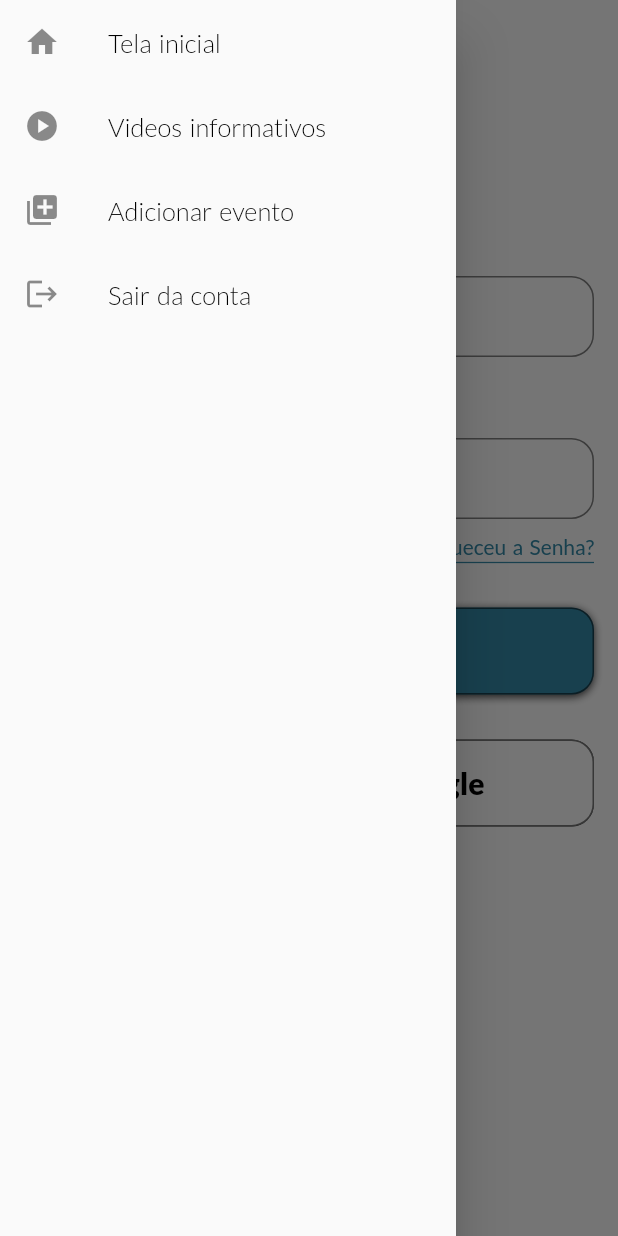
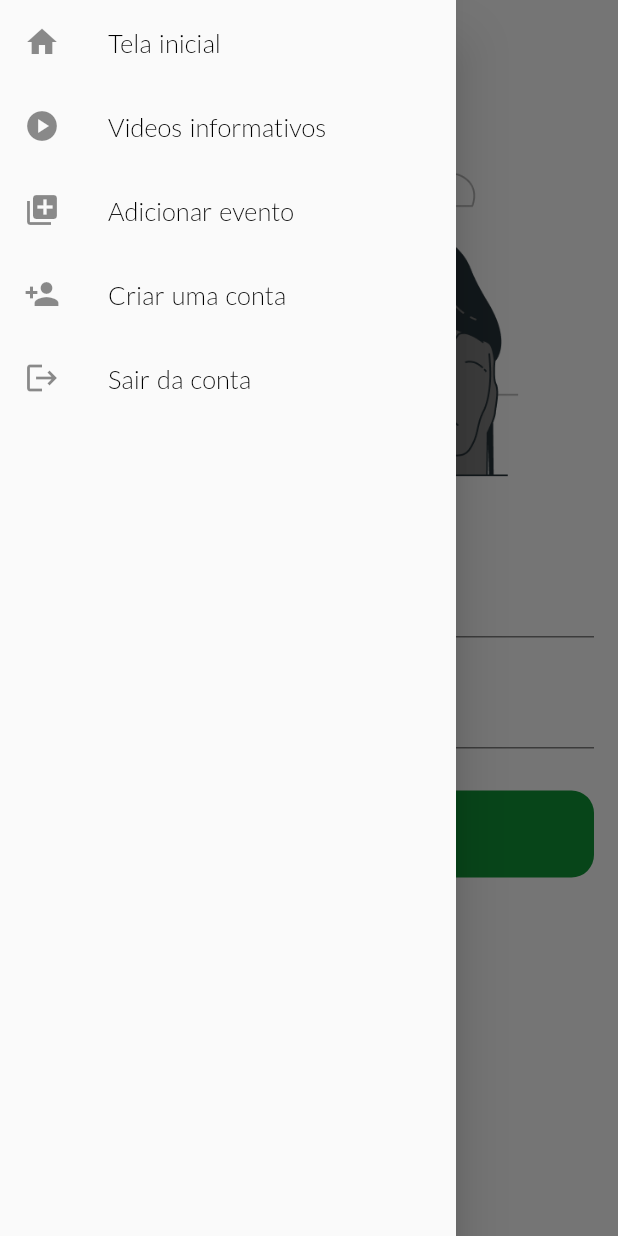
Before and after one commit to jpbrites/Nuceu-App, a Flutter app: the LoginScreen screen opened by its route, with the side drawer open, on a phone screen of 412 x 824 dp. Run offline on Flutter 3.47's test engine with Material 2 defaults, Android fonts, the light colour scheme and no system bars; our stand-ins replace cloud_firestore, email_validator, firebase_auth, firebase_core, fluttericon, font_awesome_flutter and 2 more; accounts and stored records are empty; network calls fail.

Commit message:
nova tela de login

```diff
--- a/lib/main.dart
+++ b/lib/main.dart
@@ -1,5 +1,6 @@
 import 'package:firebase_core/firebase_core.dart';
 import 'package:flutter/material.dart';
+import 'package:nuceu/view/screens/create_account_screen.dart';
 import 'package:nuceu/view/screens/detalhesDoEvento.dart';
 import 'package:nuceu/view/screens/home_screen.dart';
 import 'package:nuceu/view/screens/login_screen.dart';
@@ -37,7 +38,7 @@ class MyApp extends StatelessWidget {
         '/quem-somos': (context) => const QuemSomos(),
         '/videos-screen': (context) => VideosScreen(),
         '/edit-post-screen': (context) => EditPostScreen(),
-
+        '/create-account-screen': (context) => CreateAccount(),
         //'/' : (context) => EditPostScreen(),
         //'/home-screen': (context) => const HomeScreen(),
       },
--- a/lib/view/screens/forgot_password_screen.dart
+++ b/lib/view/screens/forgot_password_screen.dart
@@ -1,6 +1,7 @@
 import 'package:email_validator/email_validator.dart';
 import 'package:firebase_auth/firebase_auth.dart';
 import 'package:flutter/material.dart';
+import 'package:fluttericon/typicons_icons.dart';
 import 'package:nuceu/themes/themes.dart';
 import 'package:nuceu/view/widgets/Login_screen_widgets/login_textfield.dart';
 import 'package:nuceu/view/widgets/Login_screen_widgets/login_colored_button.dart';
@@ -61,12 +62,14 @@ class _ForgotPassScreenState extends State<ForgotPassScreen> {
               textController: emailController,
               obscureText: false,
               validator: (email) {
-                if(email != null && !EmailValidator.validate(email)){
+                if (email != null && !EmailValidator.validate(email)) {
                   return 'Insira um email válido';
                 } else {
                   return null;
                 }
               },
+              hintText: 'Email',
+              icon: const Icon(Typicons.at, size: 26,),
             ),
             const SizedBox(
               height: 28,
--- a/lib/view/screens/login_screen.dart
+++ b/lib/view/screens/login_screen.dart
@@ -1,6 +1,7 @@
 import 'package:email_validator/email_validator.dart';
 import 'package:firebase_auth/firebase_auth.dart';
 import 'package:flutter/material.dart';
+import 'package:fluttericon/typicons_icons.dart';
 import 'package:nuceu/themes/themes.dart';
 import 'package:nuceu/view/screens/forgot_password_screen.dart';
 import 'package:nuceu/view/screens/home_screen.dart';
@@ -36,18 +37,17 @@ class _LoginScreenState extends State<LoginScreen> {
         child: Column(
           crossAxisAlignment: CrossAxisAlignment.start,
           children: [
-            Text(
-              'Entrar',
-              style: Themes.latoRegular(48),
-            ),
-            const SizedBox(
-              height: 20,
+            Row(
+              mainAxisAlignment: MainAxisAlignment.center,
+              children: [
+                Image.asset('imagens/login.png', height: 250,),
+              ],
             ),
             Padding(
-              padding: const EdgeInsets.only(bottom: 10),
+              padding: const EdgeInsets.only(bottom: 20, left: 20),
               child: Text(
-                'Email',
-                style: Themes.latoRegular(20),
+                'Login',
+                style: Themes.latoRegular(24),
               ),
             ),
             LoginTextField(
@@ -61,16 +61,11 @@ class _LoginScreenState extends State<LoginScreen> {
                   return null;
                 }
               },
+              hintText: 'Email',
+              icon: const Icon(Typicons.at, size: 26,),
             ),
             const SizedBox(
               height: 20,
-            ),
-            Padding(
-              padding: const EdgeInsets.only(bottom: 10),
-              child: Text(
-                'Senha',
-                style: Themes.latoRegular(20),
-              ),
             ),
             LoginTextField(
               keyboardType: TextInputType.text,
@@ -79,6 +74,20 @@ class _LoginScreenState extends State<LoginScreen> {
               validator: (_) {
                 return null;
               },
+              hintText: 'Senha',
+              icon: const Icon(Icons.lock_outline, size: 26,),
+            ),
+            const SizedBox(
+              height: 28,
+            ),
+            LoginColoredButon(
+              onTap: () {
+                signIn();
+              },
+              color: const Color(0xFF109636),
+              label: 'Entrar',
+              textColor: Colors.white,
+              google: false,
             ),
             Padding(
               padding: const EdgeInsets.only(top: 14),
@@ -95,7 +104,7 @@ class _LoginScreenState extends State<LoginScreen> {
                   },
                   child: Text(
                     'Esqueceu a Senha?',
-                    textAlign: TextAlign.end,
+                    textAlign: TextAlign.center,
                     style: Themes.latoRegular(14).copyWith(
                       shadows: const [
                         Shadow(color: Color(0xFF348BAA), offset: Offset(0, -4))
@@ -107,28 +116,6 @@ class _LoginScreenState extends State<LoginScreen> {
                   ),
                 ),
               ),
-            ),
-            const SizedBox(
-              height: 28,
-            ),
-            LoginColoredButon(
-              onTap: () {
-                signIn();
-              },
-              color: const Color(0xFF348BAA),
-              label: 'Entrar',
-              textColor: Colors.white,
-              google: false,
-            ),
-            const SizedBox(
-              height: 30,
-            ),
-            LoginColoredButon(
-              onTap: () {},
-              color: Colors.white,
-              label: 'Entrar com o Google',
-              textColor: Colors.black,
-              google: true,
             ),
             const SizedBox(
               height: 30,
--- a/lib/view/widgets/Login_screen_widgets/login_colored_button.dart
+++ b/lib/view/widgets/Login_screen_widgets/login_colored_button.dart
@@ -27,18 +27,8 @@ class LoginColoredButon extends StatelessWidget {
         width: width,
         height: 58,
         decoration: BoxDecoration(
-          border: Border.all(color: Colors.black.withOpacity(0.53)),
           color: color,
           borderRadius: BorderRadius.circular(15),
-          boxShadow: [
-            !google
-                ? BoxShadow(
-                    color: Colors.black.withOpacity(0.75),
-                    blurRadius: 4,
-                    offset: const Offset(0, 1.5),
-                  )
-                : const BoxShadow(),
-          ],
         ),
         child: Center(
           child: Row(
--- a/lib/view/widgets/Login_screen_widgets/login_textfield.dart
+++ b/lib/view/widgets/Login_screen_widgets/login_textfield.dart
@@ -8,12 +8,14 @@ class LoginTextField extends StatefulWidget {
       required this.textController,
       required this.obscureText,
       this.validator,
-      required this.keyboardType})
+      required this.keyboardType, required this.icon, required this.hintText})
       : super(key: key);
   final TextEditingController textController;
   final bool obscureText;
   final String? Function(String?)? validator;
   final TextInputType keyboardType;
+  final Icon icon;
+  final String hintText;
 
   @override
   State<LoginTextField> createState() => _LoginTextFieldState();
@@ -33,25 +35,26 @@ class _LoginTextFieldState extends State<LoginTextField> {
           keyboardType: widget.keyboardType,
           style: Themes.latoRegular(20),
           decoration: InputDecoration(
+            prefixIconColor: Colors.black,
+            hintText: widget.hintText,
+            prefixIcon: widget.icon,
             isDense: true,
             contentPadding:
                 const EdgeInsets.symmetric(horizontal: 20, vertical: 15),
             filled: true,
             fillColor: Colors.white,
-            border: OutlineInputBorder(
-              borderRadius: BorderRadius.circular(15),
+
+            border: UnderlineInputBorder(
               borderSide: const BorderSide(
                 color: Color.fromARGB(127, 0, 0, 0),
               ),
             ),
-            enabledBorder: OutlineInputBorder(
-              borderRadius: BorderRadius.circular(15),
+            enabledBorder: UnderlineInputBorder(
               borderSide: const BorderSide(
                 color: Color.fromARGB(127, 0, 0, 0),
               ),
             ),
-            focusedBorder: OutlineInputBorder(
-              borderRadius: BorderRadius.circular(15),
+            focusedBorder: UnderlineInputBorder(
               borderSide: const BorderSide(
                 color: Color.fromARGB(127, 0, 0, 0),
               ),
--- a/lib/view/widgets/navigation_drawer.dart
+++ b/lib/view/widgets/navigation_drawer.dart
@@ -72,6 +72,21 @@ class _NavigationDrawerState extends State<NavigationDrawer> {
               if (isLogged)
                 ListTile(
                   leading: const Icon(
+                    Icons.person_add
+                  ),
+                  title: Text(
+                    'Criar uma conta',
+                    style: Themes.latoLight(17),
+                  ),
+                  onTap: () {
+                    FirebaseAuth.instance
+                        .signOut()
+                        .then((value) => {Navigator.pushNamed(context, '/create-account-screen')});
+                  },
+              ),
+              if (isLogged)
+                ListTile(
+                  leading: const Icon(
                     Icons.logout,
                   ),
                   title: Text(
```
Also changed, not shown: lib/view/screens/create_account_screen.dart (added, +70 -0 lines), imagens/login.png (added).
